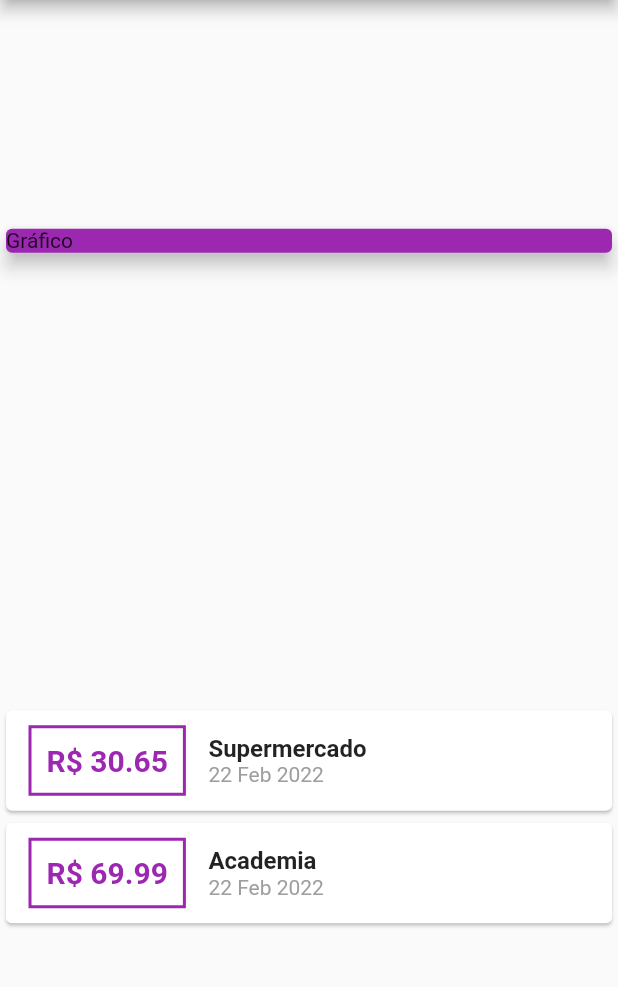
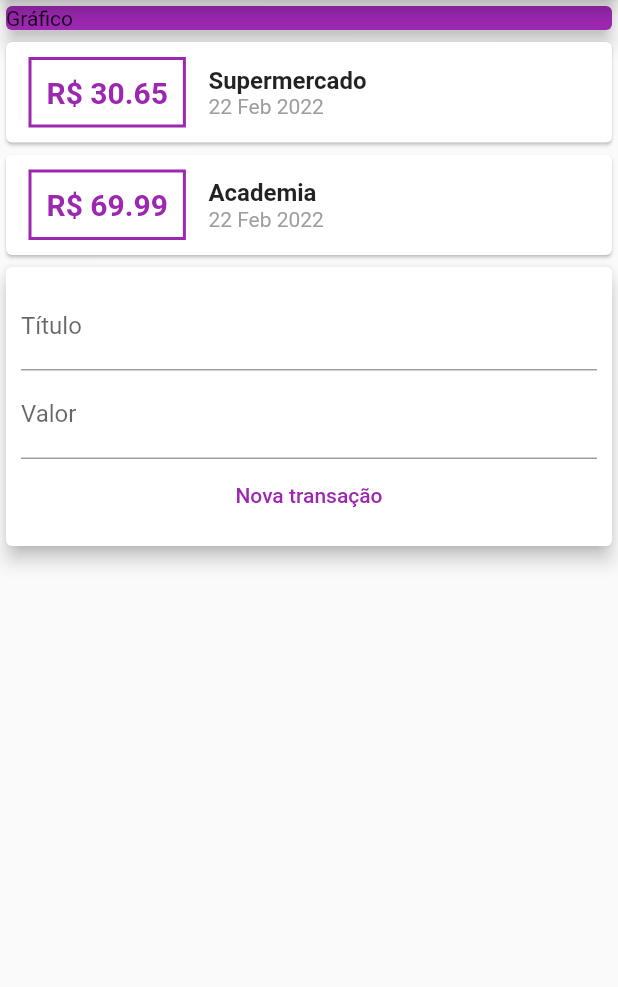
Before and after one commit to joaoffnogueira/purple_expenses, a Flutter app: the screen it shows after launch, on a phone screen of 412 x 824 dp, the part 84-1071 px from its top. Run offline on Flutter 3.47's test engine with Material 2 defaults, Android fonts, the phone set to English and light mode, and no system bars.

Commit message:
create transaction interface

```diff
--- a/lib/main.dart
+++ b/lib/main.dart
@@ -39,7 +39,6 @@
         title: Text(title),
       ),
       body: Column(
-        mainAxisAlignment: MainAxisAlignment.spaceAround,
         crossAxisAlignment: CrossAxisAlignment.stretch,
         children: [
           Container(
@@ -89,6 +88,32 @@
                 ),
               );
             }).toList(),
+          ),
+          Card(
+            elevation: 5,
+            child: Padding(
+              padding: EdgeInsets.all(10),
+              child: Column(
+                children: [
+                  TextField(
+                    decoration: InputDecoration(
+                      labelText: 'Título'
+                    ),
+                  ),
+                  TextField(
+                    decoration: InputDecoration(
+                      labelText: 'Valor'
+                    )
+                  ),
+                  TextButton(
+                    onPressed: () {},
+                    child: Text(
+                      'Nova transação',
+                      style: TextStyle(color: Colors.purple),)
+                  )
+                ],
+              ),
+            )
           )
         ],
       ),
```
